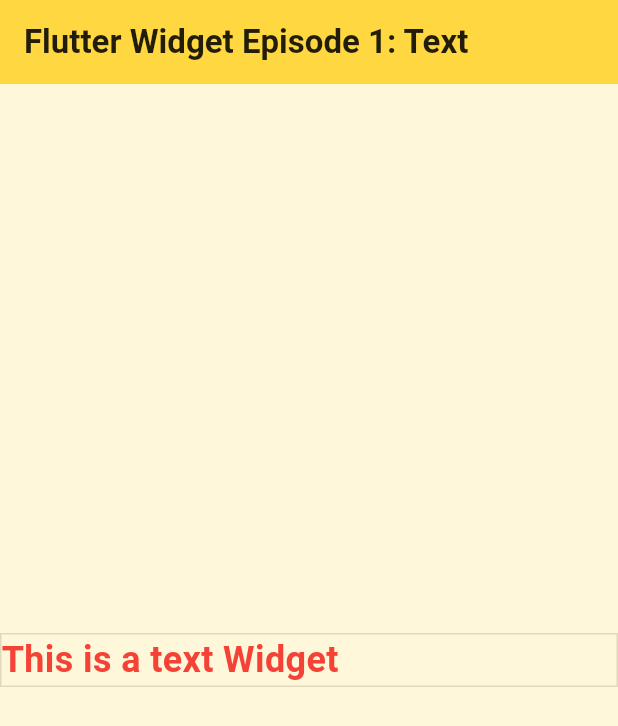
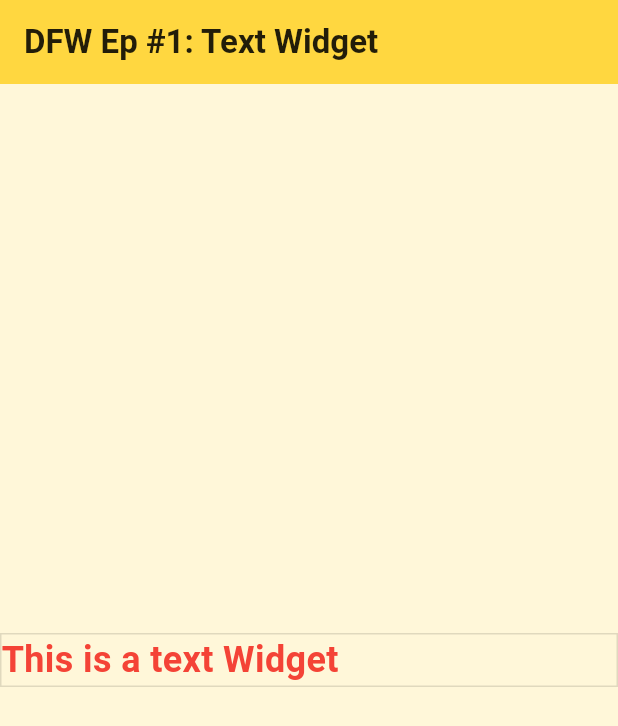
Before and after one commit to Aniket76/flutter_widget, a Flutter app: the screen it shows after launch, on a phone screen of 412 x 824 dp. Shown: the top 726 px of the screen. Run offline on Flutter 3.47's test engine with Material 3 defaults, Android fonts, the phone set to English and light mode, and no system bars.

Commit message:
- Updated title

```diff
--- a/lib/main.dart
+++ b/lib/main.dart
@@ -27,7 +27,7 @@
           bodyMedium: TextStyle(fontSize: 32, color: Colors.red, fontWeight: FontWeight.w700),
         ),
       ),
-      home: const MyHomePage(title: 'Flutter Widget Episode 1: Text'),
+      home: const MyHomePage(title: 'DFW Ep #1: Text Widget'),
     );
   }
 }
```
